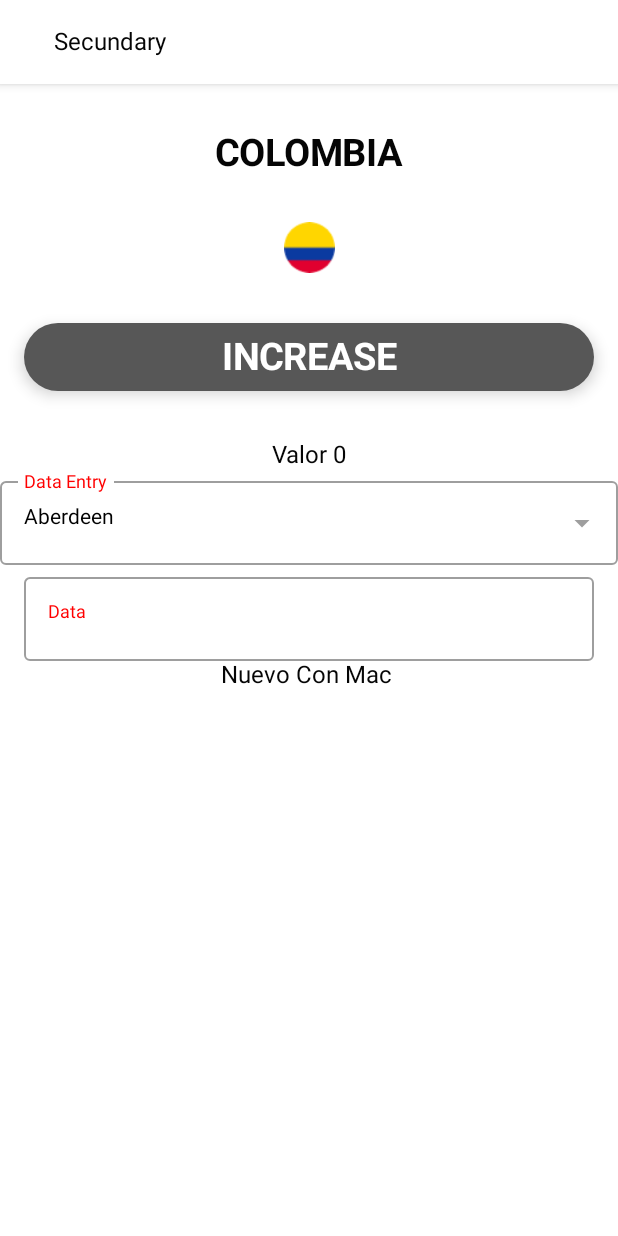
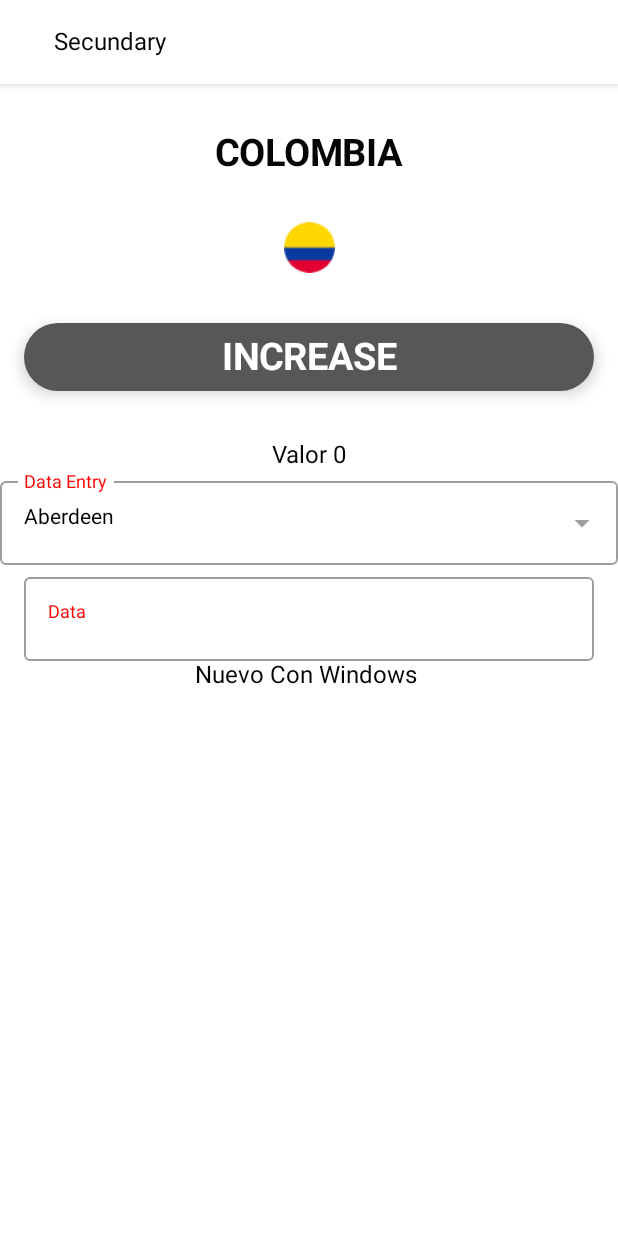
Before and after one commit to JavierCarreno1102/Platzi-Course, an Android app built with Jetpack Compose: the screen it shows after launch (MainActivity), after a tap on an icon or button, on a phone screen of 412 x 824 dp. Run offline under Robolectric (Android 15) with nearby library versions, the phone set to English and light mode, and no system bars.

Commit message:
Cambio con windows

```diff
--- a/app/src/main/java/com/sarah/testlessor/ui/screens/DetailScreen.kt
+++ b/app/src/main/java/com/sarah/testlessor/ui/screens/DetailScreen.kt
@@ -87,7 +87,7 @@ fun DetailScreen(navController: NavController, text: String?,flag:Int?) {
                 .padding(start=16.dp,end=16.dp) ){
                CustomTextField(value = fieldValue, placeHolder = "Data") {}
             }
-            Text("Nuevo Con Mac $fieldValue", color = MaterialTheme.colors.onBackground)
+            Text("Nuevo Con Windows $fieldValue", color = MaterialTheme.colors.onBackground)
 
 
 
```
